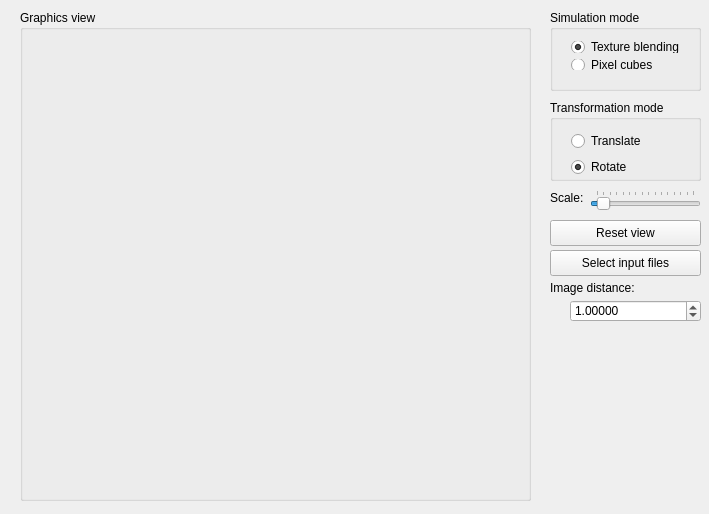
Qt form glxraysim/mainwindow.ui (ulikoehler/xraysim) before a commit.
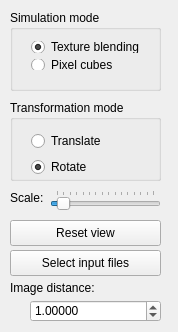
The same form after that commit.

Commit message: Extra OpenGL window works now; will merge into master

```diff
--- a/glxraysim/mainwindow.ui
+++ b/glxraysim/mainwindow.ui
@@ -6,40 +6,18 @@
    <rect>
     <x>0</x>
     <y>0</y>
-    <width>709</width>
-    <height>514</height>
+    <width>178</width>
+    <height>332</height>
    </rect>
   </property>
   <property name="windowTitle">
    <string>GLXRaySim</string>
   </property>
   <widget class="QWidget" name="centralWidget">
-   <widget class="QGroupBox" name="graphicsGroupBox">
-    <property name="geometry">
-     <rect>
-      <x>20</x>
-      <y>10</y>
-      <width>511</width>
-      <height>491</height>
-     </rect>
-    </property>
-    <property name="sizePolicy">
-     <sizepolicy hsizetype="Expanding" vsizetype="Expanding">
-      <horstretch>1</horstretch>
-      <verstretch>1</verstretch>
-     </sizepolicy>
-    </property>
-    <property name="cursor">
-     <cursorShape>OpenHandCursor</cursorShape>
-    </property>
-    <property name="title">
-     <string>Graphics view</string>
-    </property>
-   </widget>
    <widget class="QGroupBox" name="transformationModeGroupBox">
     <property name="geometry">
      <rect>
-      <x>550</x>
+      <x>10</x>
       <y>100</y>
       <width>151</width>
       <height>81</height>
@@ -90,7 +68,7 @@
    <widget class="QPushButton" name="resetViewButton">
     <property name="geometry">
      <rect>
-      <x>550</x>
+      <x>10</x>
       <y>220</y>
       <width>151</width>
       <height>26</height>
@@ -103,7 +81,7 @@
    <widget class="QLabel" name="scaleLabel">
     <property name="geometry">
      <rect>
-      <x>550</x>
+      <x>10</x>
       <y>190</y>
       <width>41</width>
       <height>16</height>
@@ -116,7 +94,7 @@
    <widget class="QSlider" name="scaleSlider">
     <property name="geometry">
      <rect>
-      <x>590</x>
+      <x>50</x>
       <y>190</y>
       <width>111</width>
       <height>20</height>
@@ -144,7 +122,7 @@
    <widget class="QGroupBox" name="simulationModeGroupBox">
     <property name="geometry">
      <rect>
-      <x>550</x>
+      <x>10</x>
       <y>10</y>
       <width>151</width>
       <height>81</height>
@@ -186,7 +164,7 @@
    <widget class="QPushButton" name="selectInputFilesButton">
     <property name="geometry">
      <rect>
-      <x>550</x>
+      <x>10</x>
       <y>250</y>
       <width>151</width>
       <height>26</height>
@@ -199,7 +177,7 @@
    <widget class="QLabel" name="label">
     <property name="geometry">
      <rect>
-      <x>550</x>
+      <x>10</x>
       <y>280</y>
       <width>91</width>
       <height>16</height>
@@ -212,7 +190,7 @@
    <widget class="QDoubleSpinBox" name="imageDistanceComboBox">
     <property name="geometry">
      <rect>
-      <x>570</x>
+      <x>30</x>
       <y>300</y>
       <width>131</width>
       <height>22</height>
```
The commit also changes 2 other files.
